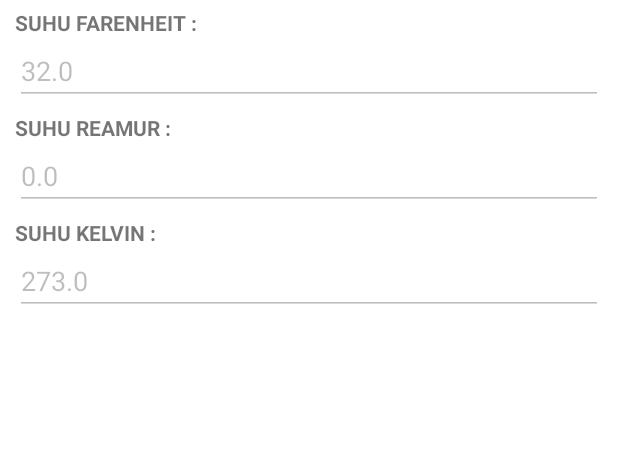
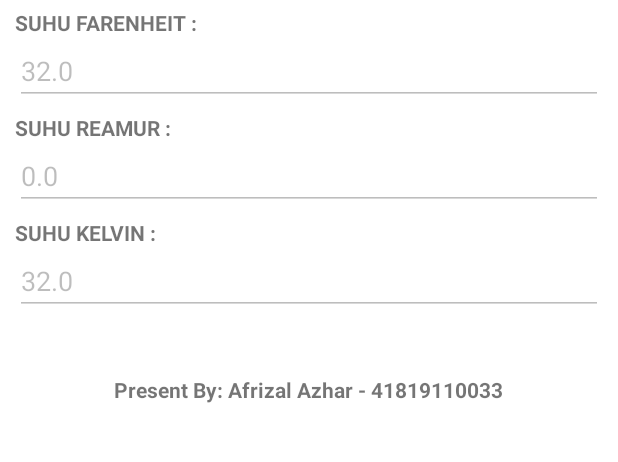
Before and after one commit to afrizalazhar/android_temperature_converter, an Android app: the screen it shows after launch (MainActivity), after a tap on "KONVERSI SUHU", on a phone screen of 412 x 824 dp, the part 276-738 px from its top. Run offline under Robolectric (Android 15) with nearby library versions, the phone set to English and light mode, and no system bars; 1 statement that could not run was skipped.

Commit message:
finish task

```diff
--- a/app/src/main/java/ac/id/mercubuana/prjkonversisuhu/MainActivity.java
+++ b/app/src/main/java/ac/id/mercubuana/prjkonversisuhu/MainActivity.java
@@ -30,35 +30,16 @@ public class MainActivity extends AppCompatActivity {
     }
 
     public void btnKonfersi_Click(View v) {
-        double dCelcius, dFahrenheit, dReamur, dKelvin;
+        Suhu objSuhu = new Suhu();
+        objSuhu.Celcius = Double.parseDouble(suhuCelcius.getText().toString());
+        objSuhu.Fahrenheit = objSuhu.konversiCelciustoFahrenheit(objSuhu.Celcius);
+        objSuhu.Reamur = objSuhu.konversiCelciustoReamur(objSuhu.Celcius);
+        objSuhu.Kelvin = objSuhu.konversiCelciustoKelvin(objSuhu.Celcius);
 
-        dCelcius = Double.parseDouble(suhuCelcius.getText().toString());
-        dFahrenheit = hitungKonfersiSuhu(dCelcius);
-        dReamur = hitungKonfersiReamur(dCelcius);
-        dKelvin = hitungKonfersiKelvin(dCelcius);
-
-        suhuFahrenheit.setText(String.valueOf(dFahrenheit));
-        suhuReamur.setText(String.valueOf(dReamur));
-        suhuKelvin.setText(String.valueOf(dKelvin));
+        suhuFahrenheit.setText(String.valueOf(objSuhu.Fahrenheit));
+        suhuReamur.setText(String.valueOf(objSuhu.Reamur));
+        suhuKelvin.setText(String.valueOf(objSuhu.Kelvin));
     }
 
-    private double hitungKonfersiSuhu(double dCelcius) {
-        double dSuhu = 0;
-        dSuhu = (1.8 * dCelcius) + 32;
-
-        return dSuhu;
-    }
-
-    private double hitungKonfersiReamur(double dCelcius) {
-        double dSuhu = 0;
-        dSuhu = 0.8*dCelcius;
-        return dSuhu;
-    }
-
-    private double hitungKonfersiKelvin(double dCelcius) {
-        double dSuhu = 0;
-        dSuhu = dCelcius + 273;
-        return dSuhu;
-    }
 
 }
--- /dev/null
+++ b/app/src/main/java/ac/id/mercubuana/prjkonversisuhu/Suhu.java
@@ -0,0 +1,18 @@
+package ac.id.mercubuana.prjkonversisuhu;
+
+public class Suhu {
+
+    double Celcius, Fahrenheit, Reamur, Kelvin;
+
+    public double konversiCelciustoFahrenheit(double _celcius) {
+        return (1.8 * _celcius) + 32;
+    }
+
+    public double konversiCelciustoReamur(double _celcius) {
+        return 0.8 * _celcius;
+    }
+
+    public double konversiCelciustoKelvin(double _celcius) {
+        return (1.8 * _celcius) + 32;
+    }
+}
--- a/app/src/main/res/layout/content_main.xml
+++ b/app/src/main/res/layout/content_main.xml
@@ -88,5 +88,13 @@
             android:inputType="textPersonName"
             android:enabled="false"
             />
+
+        <TextView
+            android:layout_width="wrap_content"
+            android:layout_height="wrap_content"
+            android:text="Present By: Afrizal Azhar - 41819110033"
+            android:textStyle="bold"
+            android:layout_gravity="center"
+            android:layout_marginTop="40dp"/>
     </LinearLayout>
 </androidx.constraintlayout.widget.ConstraintLayout>
```
